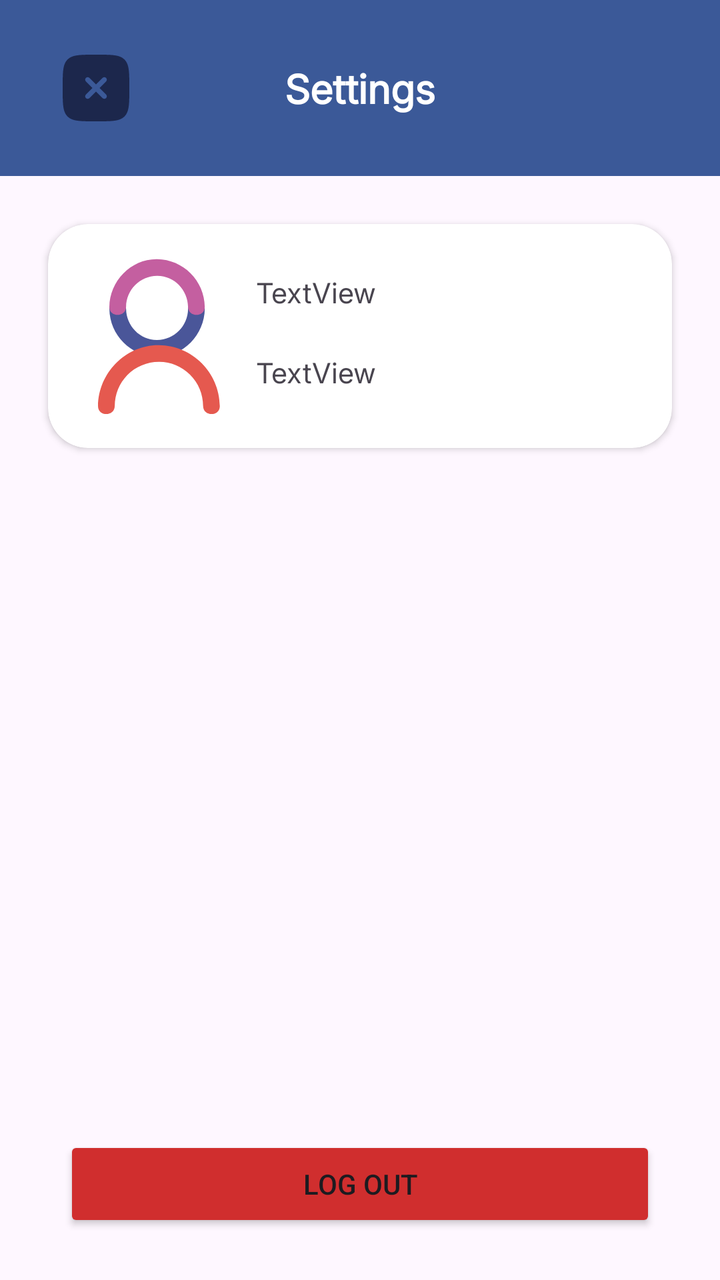
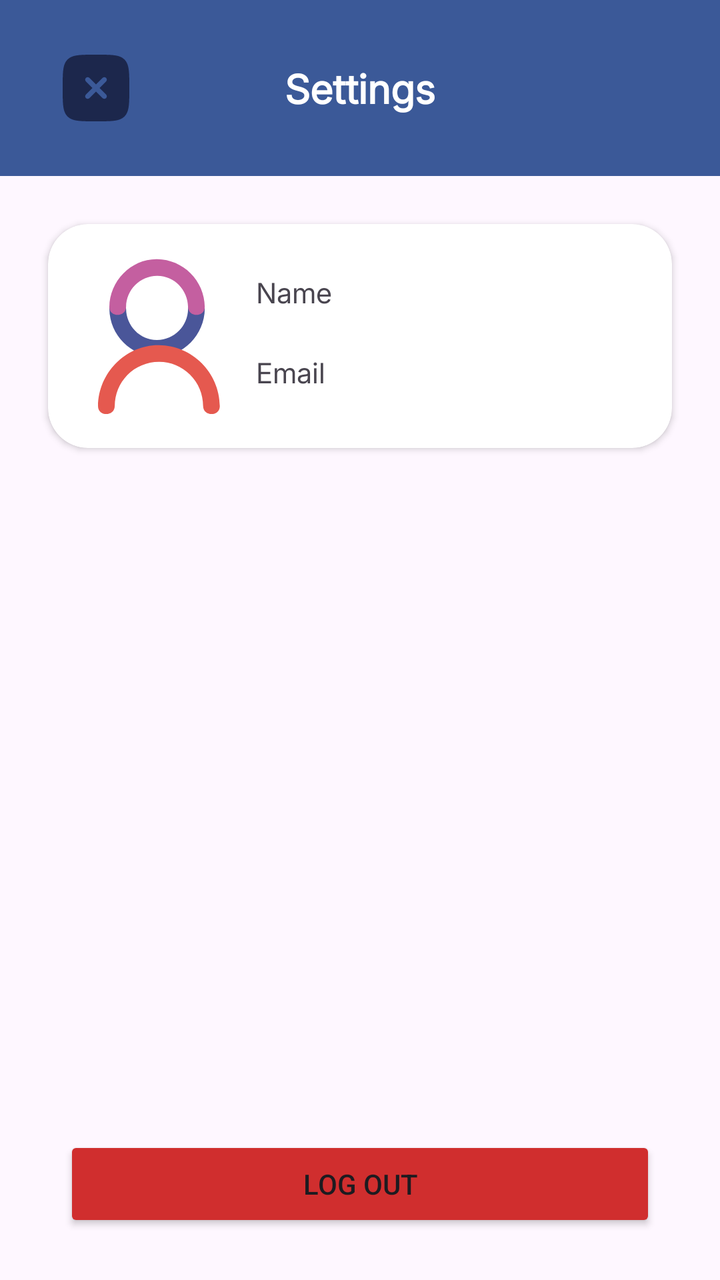

Before-and-after screenshots of an Android layout around one commit, followed by the original layout XML and the change that was made.
<!-- AndroidManifest.xml: application theme Theme.SmartTaskManager -->
<!-- res/layout/activity_settings.xml -->
<?xml version="1.0" encoding="utf-8"?>
<androidx.constraintlayout.widget.ConstraintLayout xmlns:android="http://schemas.android.com/apk/res/android"
    xmlns:app="http://schemas.android.com/apk/res-auto"
    xmlns:tools="http://schemas.android.com/tools"
    android:id="@+id/main"
    android:layout_width="match_parent"
    android:layout_height="match_parent"
    tools:context=".activities.SettingsActivity">

    <androidx.constraintlayout.widget.ConstraintLayout
        android:id="@+id/constraintLayout2"
        android:layout_width="0dp"
        android:layout_height="wrap_content"
        android:background="#3B5998"
        app:layout_constraintEnd_toEndOf="parent"
        app:layout_constraintStart_toStartOf="parent"
        app:layout_constraintTop_toTopOf="parent">

        <TextView
            android:id="@+id/settingHeaderText"
            android:layout_width="wrap_content"
            android:layout_height="wrap_content"
            android:fontFamily="@font/inter_regular"
            android:text="Settings"
            android:textColor="#FFFFFF"
            android:textSize="20sp"
            android:textStyle="bold"
            app:layout_constraintBottom_toBottomOf="@+id/settingsCloseButton"
            app:layout_constraintEnd_toEndOf="parent"
            app:layout_constraintStart_toStartOf="parent"
            app:layout_constraintTop_toTopOf="@+id/settingsCloseButton" />

        <ImageView
            android:id="@+id/settingsCloseButton"
            android:layout_width="40dp"
            android:layout_height="40dp"
            android:layout_marginStart="28dp"
            android:layout_marginTop="24dp"
            android:layout_marginBottom="24dp"
            app:layout_constraintBottom_toBottomOf="parent"
            app:layout_constraintStart_toStartOf="parent"
            app:layout_constraintTop_toTopOf="parent"
            app:layout_constraintVertical_bias="0.0"
            app:srcCompat="@drawable/close_icon" />


    </androidx.constraintlayout.widget.ConstraintLayout>

    <androidx.constraintlayout.widget.ConstraintLayout
        android:layout_width="0dp"
        android:layout_height="0dp"
        app:layout_constraintBottom_toBottomOf="parent"
        app:layout_constraintEnd_toEndOf="parent"
        app:layout_constraintStart_toStartOf="parent"
        app:layout_constraintTop_toBottomOf="@+id/constraintLayout2">

        <androidx.cardview.widget.CardView
            android:layout_width="0dp"
            android:layout_height="wrap_content"
            android:layout_marginStart="24dp"
            android:layout_marginTop="24dp"
            android:layout_marginEnd="24dp"
            app:cardCornerRadius="20dp"
            app:layout_constraintEnd_toEndOf="parent"
            app:layout_constraintStart_toStartOf="parent"
            app:layout_constraintTop_toTopOf="parent">

            <androidx.constraintlayout.widget.ConstraintLayout
                android:layout_width="match_parent"
                android:layout_height="match_parent">

                <ImageView
                    android:id="@+id/imageView3"
                    android:layout_width="80dp"
                    android:layout_height="80dp"
                    android:layout_marginStart="16dp"
                    android:layout_marginTop="16dp"
                    android:layout_marginBottom="16dp"
                    app:layout_constraintBottom_toBottomOf="parent"
                    app:layout_constraintStart_toStartOf="parent"
                    app:layout_constraintTop_toTopOf="parent"
                    app:srcCompat="@drawable/user_icon" />

                <TextView
                    android:id="@+id/textView13"
                    android:layout_width="0dp"
                    android:layout_height="wrap_content"
                    android:layout_marginStart="8dp"
                    android:layout_marginTop="8dp"
                    android:layout_marginEnd="16dp"
                    android:fontFamily="@font/inter_regular"
                    android:text="TextView"
                    app:layout_constraintEnd_toEndOf="parent"
                    app:layout_constraintStart_toEndOf="@+id/imageView3"
                    app:layout_constraintTop_toTopOf="@+id/imageView3" />

                <TextView
                    android:id="@+id/textView18"
                    android:layout_width="0dp"
                    android:layout_height="wrap_content"
                    android:layout_marginTop="8dp"
                    android:fontFamily="@font/inter_regular"
                    android:text="TextView"
                    app:layout_constraintBottom_toBottomOf="@+id/imageView3"
                    app:layout_constraintEnd_toEndOf="@+id/textView13"
                    app:layout_constraintStart_toStartOf="@+id/textView13"
                    app:layout_constraintTop_toBottomOf="@+id/textView13" />
            </androidx.constraintlayout.widget.ConstraintLayout>
        </androidx.cardview.widget.CardView>

        <Button
            android:id="@+id/button"
            android:layout_width="0dp"
            android:layout_height="wrap_content"
            android:layout_marginStart="32dp"
            android:layout_marginEnd="32dp"
            android:layout_marginBottom="24dp"
            android:backgroundTint="#D02E2E"
            android:text="Log Out"
            app:layout_constraintBottom_toBottomOf="parent"
            app:layout_constraintEnd_toEndOf="parent"
            app:layout_constraintStart_toStartOf="parent" />
    </androidx.constraintlayout.widget.ConstraintLayout>
</androidx.constraintlayout.widget.ConstraintLayout>
<!-- resources referenced by this layout -->
<resources>
  <!-- drawable close_icon (drawable) -->
  <vector xmlns:android="http://schemas.android.com/apk/res/android"
      android:width="800dp"
      android:height="800dp"
      android:viewportWidth="24"
      android:viewportHeight="24">
    <path
        android:pathData="M12,22C7.286,22 4.929,22 3.464,20.535C2,19.071 2,16.714 2,12C2,7.286 2,4.929 3.464,3.464C4.929,2 7.286,2 12,2C16.714,2 19.071,2 20.535,3.464C22,4.929 22,7.286 22,12C22,16.714 22,19.071 20.535,20.535C19.071,22 16.714,22 12,22ZM8.97,8.97C9.263,8.677 9.737,8.677 10.03,8.97L12,10.939L13.97,8.97C14.262,8.677 14.737,8.677 15.03,8.97C15.323,9.263 15.323,9.737 15.03,10.03L13.061,12L15.03,13.97C15.323,14.262 15.323,14.737 15.03,15.03C14.737,15.323 14.262,15.323 13.97,15.03L12,13.061L10.03,15.03C9.737,15.323 9.263,15.323 8.97,15.03C8.677,14.737 8.677,14.263 8.97,13.97L10.939,12L8.97,10.03C8.677,9.737 8.677,9.263 8.97,8.97Z"
        android:fillColor="#1C274C"
        android:fillType="evenOdd"/>
  </vector>
  <!-- drawable user_icon (drawable) -->
  <vector xmlns:android="http://schemas.android.com/apk/res/android"
      android:width="800dp"
      android:height="800dp"
      android:viewportWidth="1024"
      android:viewportHeight="1024">
    <path
        android:pathData="M691.6,338.9c-1.3,109.3 -89.1,197 -198.3,198.3 -109.3,1.3 -197.1,-91 -198.3,-198.3 -0.8,-68.9 -107.8,-69 -106.9,0 2,167.6 137.7,303.3 305.3,305.3C660.8,646.1 796.6,503.5 798.5,338.9c0.8,-69 -106.1,-68.9 -106.9,0z"
        android:fillColor="#4A5699"/>
    <path
        android:pathData="M294.9,325.2c1.3,-109.3 89.1,-197 198.3,-198.3 109.3,-1.3 197.1,91 198.3,198.3 0.8,68.9 107.8,69 106.9,0C796.6,157.6 660.8,21.8 493.2,19.9c-167.6,-2 -303.3,140.6 -305.3,305.3 -0.8,69 106.1,68.9 106.9,0z"
        android:fillColor="#C45FA0"/>
    <path
        android:pathData="M222.3,960c0.6,-74.7 29.1,-144.5 80.9,-198 53.2,-55 126.1,-84.1 201.9,-84.8 74.2,-0.6 145.2,29.8 198,80.9 55,53.2 84.1,126.1 84.8,201.9 0.6,68.9 107.5,69 106.9,0 -1.9,-213.5 -176.2,-387.9 -389.7,-389.7 -213.6,-1.9 -387.9,179 -389.7,389.7 -0.6,69 106.3,68.9 106.9,0z"
        android:fillColor="#E5594F"/>
  </vector>
  <style name="Theme.SmartTaskManager" parent="Base.Theme.SmartTaskManager" />
  <style name="Base.Theme.SmartTaskManager" parent="Theme.Material3.DayNight.NoActionBar">
          
          
      </style>
</resources>

<!-- the commit's change to res/layout/activity_settings.xml (unified diff, before → after) -->
@@ -89,7 +89,7 @@
                     android:layout_marginTop="8dp"
                     android:layout_marginEnd="16dp"
                     android:fontFamily="@font/inter_regular"
-                    android:text="TextView"
+                    android:text="Name"
                     app:layout_constraintEnd_toEndOf="parent"
                     app:layout_constraintStart_toEndOf="@+id/imageView3"
                     app:layout_constraintTop_toTopOf="@+id/imageView3" />
@@ -100,7 +100,7 @@
                     android:layout_height="wrap_content"
                     android:layout_marginTop="8dp"
                     android:fontFamily="@font/inter_regular"
-                    android:text="TextView"
+                    android:text="Email"
                     app:layout_constraintBottom_toBottomOf="@+id/imageView3"
                     app:layout_constraintEnd_toEndOf="@+id/textView13"
                     app:layout_constraintStart_toStartOf="@+id/textView13"
